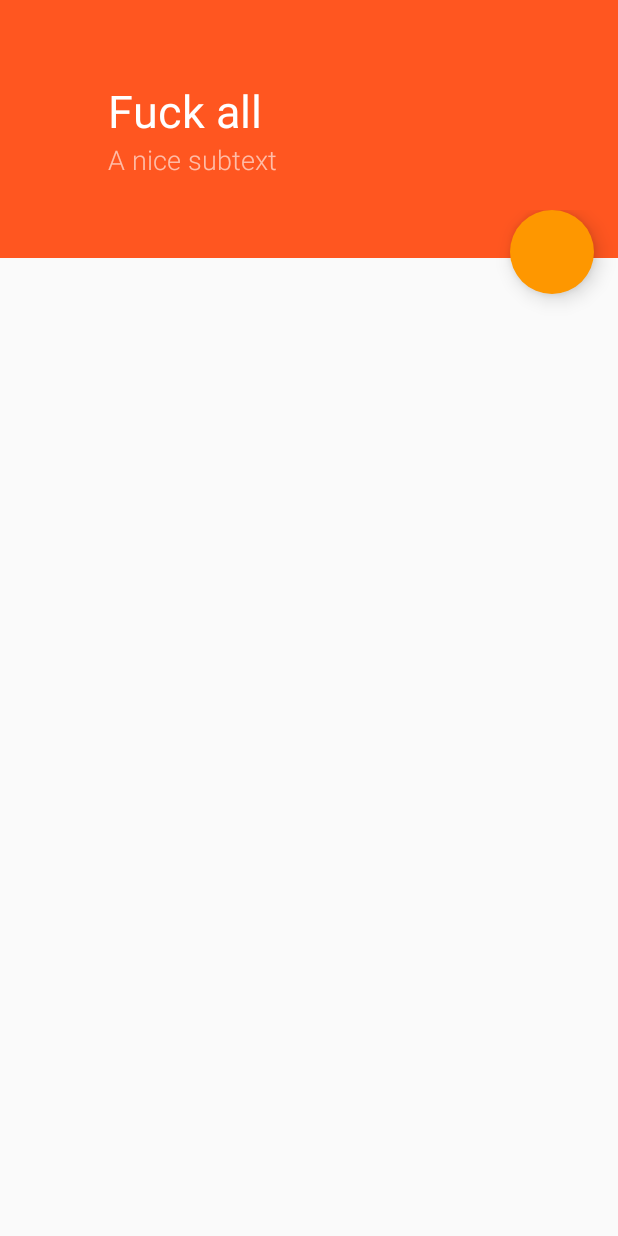
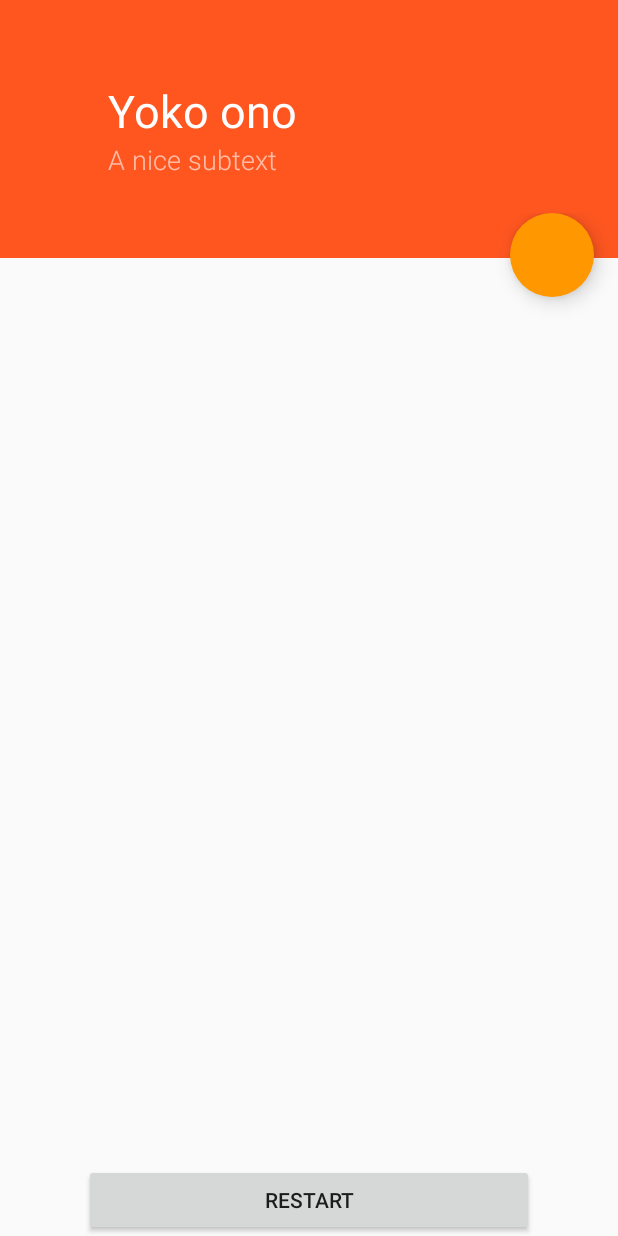
Before and after one commit to saulmm/Curved-Fab-Reveal-Example, an Android app: the screen it shows after launch (MainActivity), on a phone screen of 412 x 824 dp. Run offline under Robolectric (Android 15) with nearby library versions, the phone set to English and light mode, and no system bars.

Commit message:
End first version

```diff
--- a/app/src/main/res/layout/activity_main.xml
+++ b/app/src/main/res/layout/activity_main.xml
@@ -24,7 +24,7 @@
         <TextView
             android:layout_width="wrap_content"
             android:layout_height="wrap_content"
-            android:text="Fuck all"
+            android:text="Yoko ono"
             android:textSize="30sp"
             android:fontFamily="sans-serif"
             android:textColor="#FFF"
@@ -49,10 +49,46 @@
         android:id="@+id/fab_container"
         android:layout_width="match_parent"
         android:layout_height="128dp"
-        android:layout_marginTop="-32dp"
+        android:layout_marginTop="-30dp"
         android:layout_below="@+id/toolbar"
-        android:background="#00FFF000"
         >
+
+        <LinearLayout
+            android:id="@+id/media_controls_container"
+            android:layout_width="wrap_content"
+            android:layout_height="wrap_content"
+            android:orientation="horizontal"
+            android:layout_gravity="center"
+            >
+
+            <ImageView
+                android:layout_width="wrap_content"
+                android:scaleX="0"
+                android:scaleY="0"
+                android:layout_height="wrap_content"
+                android:src="@drawable/ic_rewind_white_24dp"
+                />
+
+            <ImageView
+                android:layout_width="wrap_content"
+                android:scaleX="0"
+                android:scaleY="0"
+                android:layout_height="wrap_content"
+                android:layout_marginLeft="72dp"
+                android:layout_marginRight="72dp"
+                android:src="@drawable/ic_play_white_24dp"
+                />
+
+            <ImageView
+                android:layout_width="wrap_content"
+                android:scaleX="0"
+                android:scaleY="0"
+                android:layout_height="wrap_content"
+                android:src="@drawable/ic_fast_forward_white_24dp"
+                />
+
+
+        </LinearLayout>
 
         <ImageButton
             android:id="@+id/fab"
@@ -68,5 +104,14 @@
 
     </FrameLayout>
 
+    <Button
+        android:layout_width="300dp"
+        android:layout_height="48dp"
+        android:text="Restart"
+        android:layout_alignParentBottom="true"
+        android:layout_centerHorizontal="true"
+        android:onClick="restart"
+        />
+
 
 </RelativeLayout>
```
Also changed, not shown: app/src/main/java/saulmm/test/AnimatorPath.java (added, +67 -0 lines), app/src/main/java/saulmm/test/MainActivity.java (+77 -24 lines), app/src/main/java/saulmm/test/PathEvaluator.java (added, +49 -0 lines), app/src/main/java/saulmm/test/PathPoint.java (added, +101 -0 lines).
